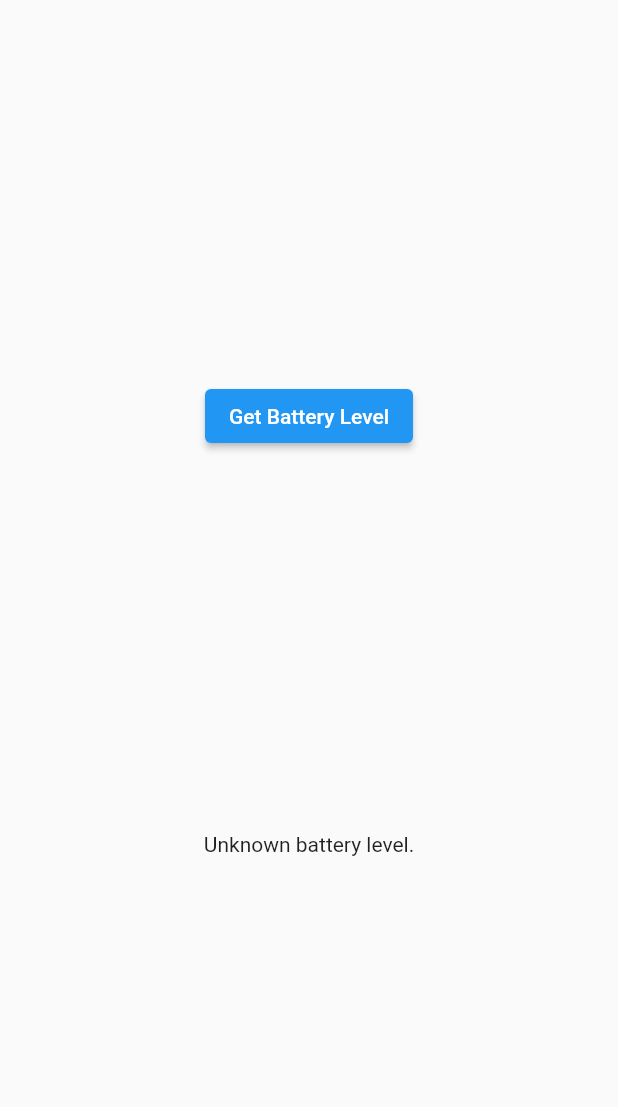
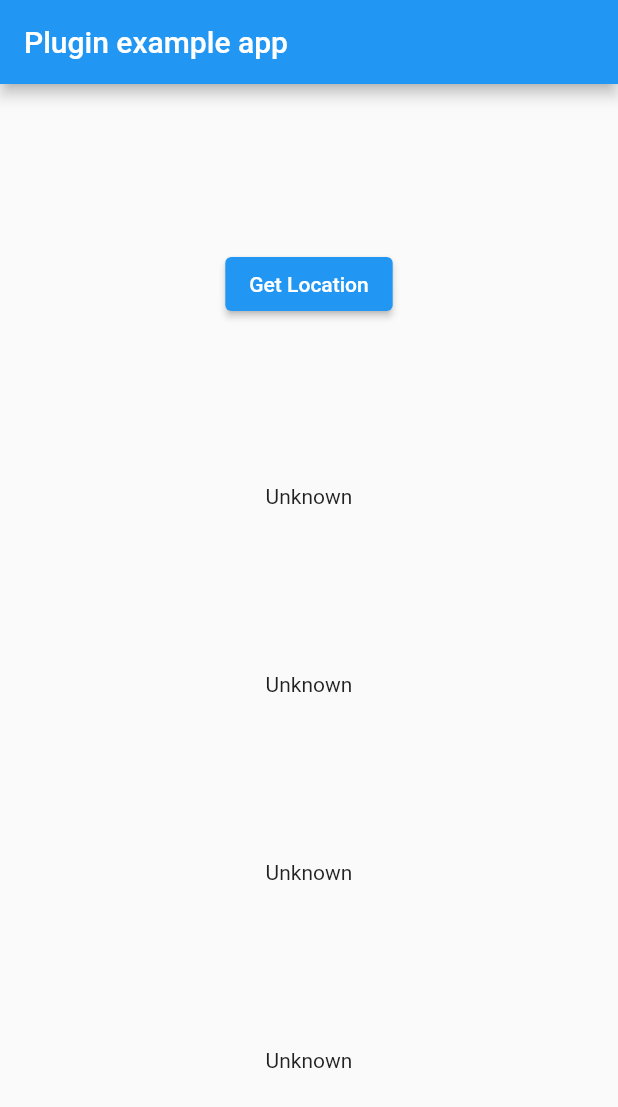
Before and after one commit to gimadev/distance_human, a Flutter app: the screen it shows after launch, on a phone screen of 412 x 824 dp. Shown: the top 1107 px of the screen. Run offline on Flutter 3.47's test engine with Material 2 defaults, Android fonts, the phone set to English and light mode, and no system bars; missing offline and left inert: geolocation.

Commit message:
installed geolocation plugin

```diff
--- a/lib/main.dart
+++ b/lib/main.dart
@@ -1,90 +1,77 @@
+import 'package:flutter/material.dart';
 import 'dart:async';
-import 'package:flutter/material.dart';
+
 import 'package:flutter/services.dart';
-import 'package:battery_level/battery_level.dart';
+import 'package:geolocation/geolocation.dart';
+import 'package:geolocation/geolocation_platform_interface.dart';
 
 void main() {
   runApp(const MyApp());
 }
 
-class MyApp extends StatelessWidget {
+class MyApp extends StatefulWidget {
   const MyApp({super.key});
 
-  // This widget is the root of your application.
+  @override
+  State<MyApp> createState() => _MyAppState();
+}
+
+class _MyAppState extends State<MyApp> {
+
+  String _lat = "Unknown";
+  String _lng = "Unknown";
+  String _distance = "Unknown";
+  String _time = "Unknown";
+
+  final _geolocationPlugin = Geolocation();
+
+  // Platform messages are asynchronous, so we initialize in an async method.
+  Future<void> getLocation() async {
+    LocationType? location;
+    // Platform messages may fail, so we use a try/catch PlatformException.
+    // We also handle the message potentially returning null.
+    try {
+      location = await _geolocationPlugin.getLocation();
+    } on PlatformException catch (e) {
+      //location = 'Failed to get location.';
+    }
+
+    // If the widget was removed from the tree while the asynchronous platform
+    // message was in flight, we want to discard the reply rather than calling
+    // setState to update our non-existent appearance.
+    if (!mounted) return;
+
+    setState(() {
+      _lat = "lat: ${location?['lat']}";
+      _lng = "lng: ${location?['lng']}";
+      _distance = "distance: ${location?['distance']}";
+      _time = "time: ${location?['time']}";
+    });
+  }
+
   @override
   Widget build(BuildContext context) {
     return MaterialApp(
-      title: 'Flutter Demo',
-      theme: ThemeData(
-        // This is the theme of your application.
-        //
-        // Try running your application with "flutter run". You'll see the
-        // application has a blue toolbar. Then, without quitting the app, try
-        // changing the primarySwatch below to Colors.green and then invoke
-        // "hot reload" (press "r" in the console where you ran "flutter run",
-        // or simply save your changes to "hot reload" in a Flutter IDE).
-        // Notice that the counter didn't reset back to zero; the application
-        // is not restarted.
-        primarySwatch: Colors.blue,
+      home: Scaffold(
+        appBar: AppBar(
+          title: const Text('Plugin example app'),
         ),
-      home: const MyHomePage(title: 'Flutter Demo Home Page'),
-    );
-  }
-}
-
-class MyHomePage extends StatefulWidget {
-  const MyHomePage({super.key, required this.title});
-
-  // This widget is the home page of your application. It is stateful, meaning
-  // that it has a State object (defined below) that contains fields that affect
-  // how it looks.
-
-  // This class is the configuration for the state. It holds the values (in this
-  // case the title) provided by the parent (in this case the App widget) and
-  // used by the build method of the State. Fields in a Widget subclass are
-  // always marked "final".
-
-  final String title;
-
-  @override
-  State<MyHomePage> createState() => _MyHomePageState();
-}
-
-class _MyHomePageState extends State<MyHomePage> {
-
-  final _batteryLevelPlugin = BatteryLevel();
-  String _batteryLevel = 'Unknown battery level.';
-
-  @override
-  Widget build(BuildContext context) {
-    return Material(
-      child: Center(
+        body: Center(
           child: Column(
             mainAxisAlignment: MainAxisAlignment.spaceEvenly,
             children: [
               ElevatedButton(
-              onPressed: _getBatteryLevel,
-              child: const Text('Get Battery Level'),
+                onPressed: getLocation,
+                child: const Text('Get Location'),
               ),
-            Text(_batteryLevel),
+              Text(_lat),
+              Text(_lng),
+              Text(_distance),
+              Text(_time),
             ],
+          ),
         ),
       ),
     );
   }
-
-  Future<void> _getBatteryLevel() async {
-    String batteryLevel;
-    // Platform messages may fail, so we use a try/catch PlatformException.
-    // We also handle the message potentially returning null.
-    try {
-      batteryLevel = await _batteryLevelPlugin.getBatteryLevel() ?? 'Unknown battery level';
-    } on PlatformException {
-      batteryLevel = 'Failed to get battery level.';
 }
-
-    setState(() {
-      _batteryLevel = batteryLevel;
-    });
-  }
-}
--- a/pubspec.yaml
+++ b/pubspec.yaml
@@ -37,6 +37,8 @@ dependencies:
   cupertino_icons: ^1.0.2
   battery_level:
     git: https://github.com/gimadev/battery_level.git
+  geolocation:
+    git: https://github.com/gimadev/geolocation.git
 
 dev_dependencies:
   flutter_test:
```
Also changed, not shown: pubspec.lock, 1 other file. Lines whose indentation alone changed are shown as unchanged.
